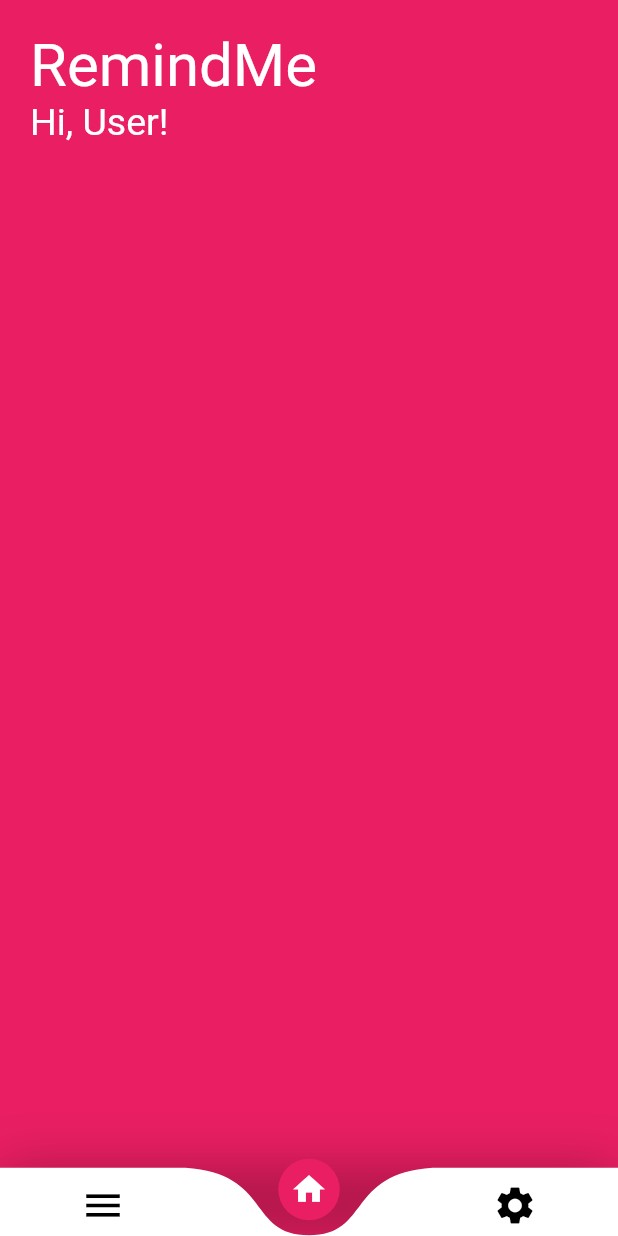
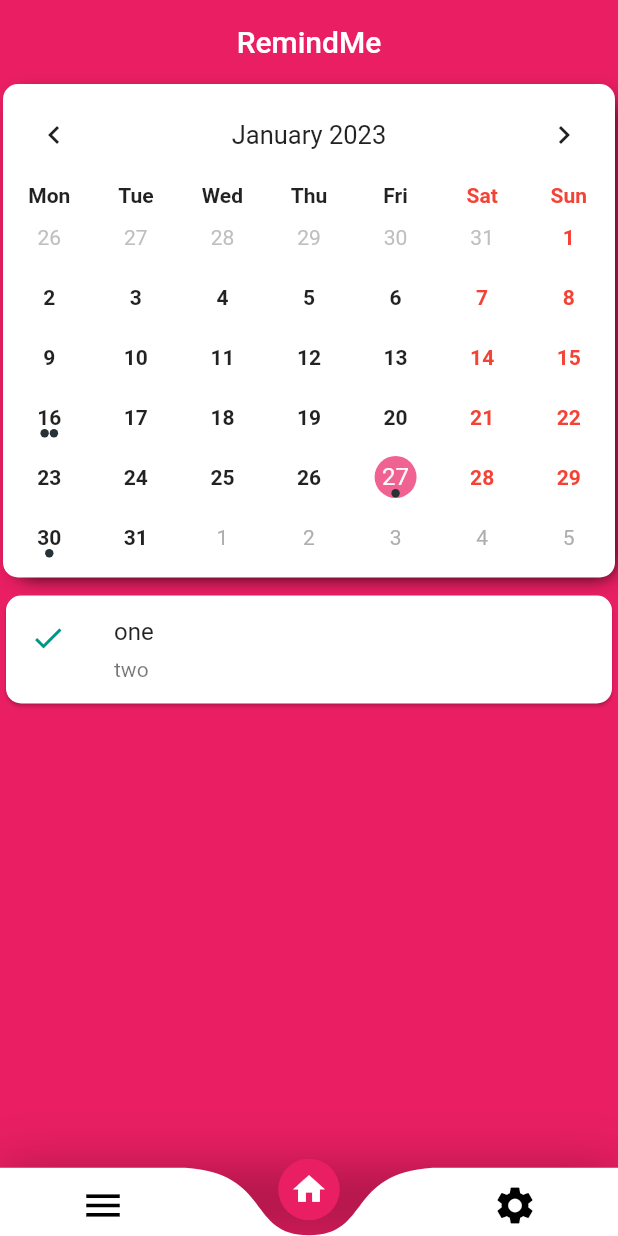
Before and after one commit to Addy2004/RemindMe, a Flutter app: the screen it shows after launch, on a phone screen of 412 x 824 dp. Run offline on Flutter 3.47's test engine with Material 2 defaults, Android fonts, the light colour scheme and no system bars; drawn by our look-alikes of table_calendar.

Commit message:
added a calendar and ListTiles on home page

```diff
--- a/lib/constants.dart
+++ b/lib/constants.dart
@@ -23,3 +23,8 @@ const int kPageSwipeAnimationDuration = 750;
 //MenuScreen
 const double kSliverAppBarExpandedHeight = 341;
 const Color kSliverAppBarBackgroundColor = Colors.pink;
+
+//homeScreen
+const Color todayDateColor = Colors.pink;
+const Color homeScreenBackgroundColor = Colors.pink;
+const Color userSelectedDateColor = Color(0xffF06292);
--- a/lib/screens/home_screen.dart
+++ b/lib/screens/home_screen.dart
@@ -1,5 +1,7 @@
 import 'package:flutter/material.dart';
 import 'package:remind_me/constants.dart';
+import 'package:intl/intl.dart';
+import 'package:table_calendar/table_calendar.dart';
 
 class HomeScreen extends StatelessWidget {
   const HomeScreen({Key? key}) : super(key: key);
@@ -8,22 +10,193 @@ class HomeScreen extends StatelessWidget {
   @override
   Widget build(BuildContext context) {
     //TODO Home Screen
-    return SafeArea(
-      child: Padding(
-        padding: const EdgeInsets.all(20.0),
-        child: Column(
-          crossAxisAlignment: CrossAxisAlignment.start,
-          children: const [
-            Text(
-              'RemindMe',
-              style: kMainScreenHeadingTextStyle,
+    // return SafeArea(
+    //   child: Padding(
+    //     padding: const EdgeInsets.all(20.0),
+    //     child: Column(
+    //       crossAxisAlignment: CrossAxisAlignment.start,
+    //       children: const [
+    //         Text(
+    //           'RemindMe',
+    //           style: kMainScreenHeadingTextStyle,
+    //         ),
+    //         Text(
+    //           'Hi, User!',
+    //           style: kUserGreetTextStyle,
+    //         )
+    //       ],
+    //     ),
+    //   ),
+    //   EventCalendarScreen();
+    // );
+    return MaterialApp(
+      title: 'Home Screen',
+      theme: ThemeData(
+        scaffoldBackgroundColor: homeScreenBackgroundColor,
+      ),
+      home: const EventCalendarScreen(),
+    );
+  }
+}
+
+class EventCalendarScreen extends StatefulWidget {
+  const EventCalendarScreen({Key? key}) : super(key: key);
+
+  @override
+  State<EventCalendarScreen> createState() => _EventCalendarScreenState();
+}
+
+class _EventCalendarScreenState extends State<EventCalendarScreen> {
+
+  DateTime _focusedDay = DateTime.now(); //current day
+  DateTime? _selectedDate; //date user will select
+
+  Map<String, List> mySelectedEvents = {}; //wil hold the events map
+
+  @override
+  void initState() {
+    super.initState();
+    _selectedDate = _focusedDay;
+
+    loadPreviousEvents();
+  }
+
+  loadPreviousEvents() {
+    mySelectedEvents = {
+      "2023-01-16": [
+        {"eventTitle": "Hello", "eventDesc": "World"},
+        {"eventTitle": "namaste", "eventDesc": "duniya"}
+      ],
+      "2023-01-30": [
+        {"eventTitle": "byebye", "eventDesc": "bye"}
+      ],
+      "2023-01-27": [
+        {"eventTitle": "one", "eventDesc": "two"}
+      ]
+    };
+  }
+
+  //required for the eventLoader
+  List _listOfDayEvents(DateTime dateTime) {
+    if (mySelectedEvents[DateFormat('yyyy-MM-dd').format(dateTime)] != null) {
+      return mySelectedEvents[DateFormat('yyyy-MM-dd').format(dateTime)]!;
+    } else {
+      return [];
+    }
+  }
+
+  @override
+  Widget build(BuildContext context) {
+    return Scaffold(
+      appBar: AppBar(
+        backgroundColor: Colors.transparent,
+        bottomOpacity: 0.0,
+        elevation: 0.0,
+        // backgroundColor: kMainScreenBackgroundColor,
+        centerTitle: true,
+        title: const Text('RemindMe'),
+      ),
+      body: Column(
+        children: [
+          Container(
+            margin: const EdgeInsets.only(left: 2, right: 2, bottom: 8),
+            decoration: BoxDecoration(
+              color: Colors.white,
+              border: Border.all(width: 2, color: Colors.white),
+              borderRadius: BorderRadius.circular(10),
+              boxShadow: const [
+                BoxShadow(
+                  // color: Colors.grey[300],
+                  color: Colors.black,
+                  offset: Offset(4, 4),
+                  blurRadius: 10,
+                  spreadRadius: -5,
+                ),
+              ],
             ),
-            Text(
-              'Hi, User!',
-              style: kUserGreetTextStyle,
-            )
-          ],
-        ),
+            child: Padding(
+              padding: const EdgeInsets.only(bottom: 5),
+              child: TableCalendar(
+                focusedDay: _focusedDay,
+                firstDay: DateTime(2023),
+                lastDay: DateTime(2024),
+
+                startingDayOfWeek: StartingDayOfWeek.monday,
+                rowHeight: 40,
+
+                headerStyle: const HeaderStyle(
+                  titleCentered: true,
+                  formatButtonVisible: false,
+                ),
+
+                daysOfWeekStyle: const DaysOfWeekStyle(
+                  weekendStyle: TextStyle(fontWeight: FontWeight.bold, color: Colors.red),
+                  weekdayStyle: TextStyle(fontWeight: FontWeight.bold),
+                ),
+
+                calendarStyle: const CalendarStyle(
+                  weekendTextStyle: TextStyle(fontWeight: FontWeight.bold, color: Colors.red),
+                  defaultTextStyle: TextStyle(fontWeight: FontWeight.bold),
+
+                  //for styling the current date wala circle
+                  todayDecoration: BoxDecoration(
+                    color: todayDateColor,
+                    shape: BoxShape.circle,
+                  ),
+
+                  // for styling the selected date wala circle
+                  selectedDecoration: BoxDecoration(
+                    color: userSelectedDateColor,
+                    shape: BoxShape.circle,
+                  ),
+
+                ),
+
+                // to keep focus on user selected date as well as current date
+                onDaySelected: (selectedDay, focusedDay) {
+                  if (!isSameDay(_selectedDate, selectedDay)) {
+                    setState(() {
+                      _selectedDate = selectedDay;
+                      _focusedDay = focusedDay;
+                    });
+                  }
+                },
+                selectedDayPredicate: (day) {
+                  return isSameDay(_selectedDate, day);
+                },
+
+                //called whenever the calendar page is changed
+                onPageChanged: (focusedDay) {
+                  _focusedDay = focusedDay;
+                },
+
+                eventLoader: _listOfDayEvents,
+              ),
+            ),
+          ),
+
+          //displaying added events below calendar
+          ..._listOfDayEvents(_selectedDate!).map(
+            (myEvents) => Card(
+              shape: const RoundedRectangleBorder(
+                borderRadius: BorderRadius.all(Radius.circular(10)),
+              ),
+              child: ListTile(
+                leading: const Icon(
+                  Icons.done,
+                  color: Colors.teal,
+                ),
+                title: Padding(
+                  padding: const EdgeInsets.only(bottom: 8.0),
+                  // child: Text('Event Title: ${myEvents['eventTitle']}'),
+                  child: Text('${myEvents['eventTitle']}'),
+                ),
+                // subtitle: Text('Description: ${myEvents['eventDesc']}'),
+                subtitle: Text('${myEvents['eventDesc']}'),
+              ),
+            ),
+          ),
+        ],
       ),
     );
   }
--- a/pubspec.yaml
+++ b/pubspec.yaml
@@ -32,11 +32,13 @@ dependencies:
   flutter:
     sdk: flutter
   intl: ^0.18.0
+  table_calendar: ^3.0.9
 
 
   # The following adds the Cupertino Icons font to your application.
   # Use with the CupertinoIcons class for iOS style icons.
   cupertino_icons: ^1.0.2
+
 
 dev_dependencies:
   integration_test:
```
Also changed, not shown: pubspec.lock.
